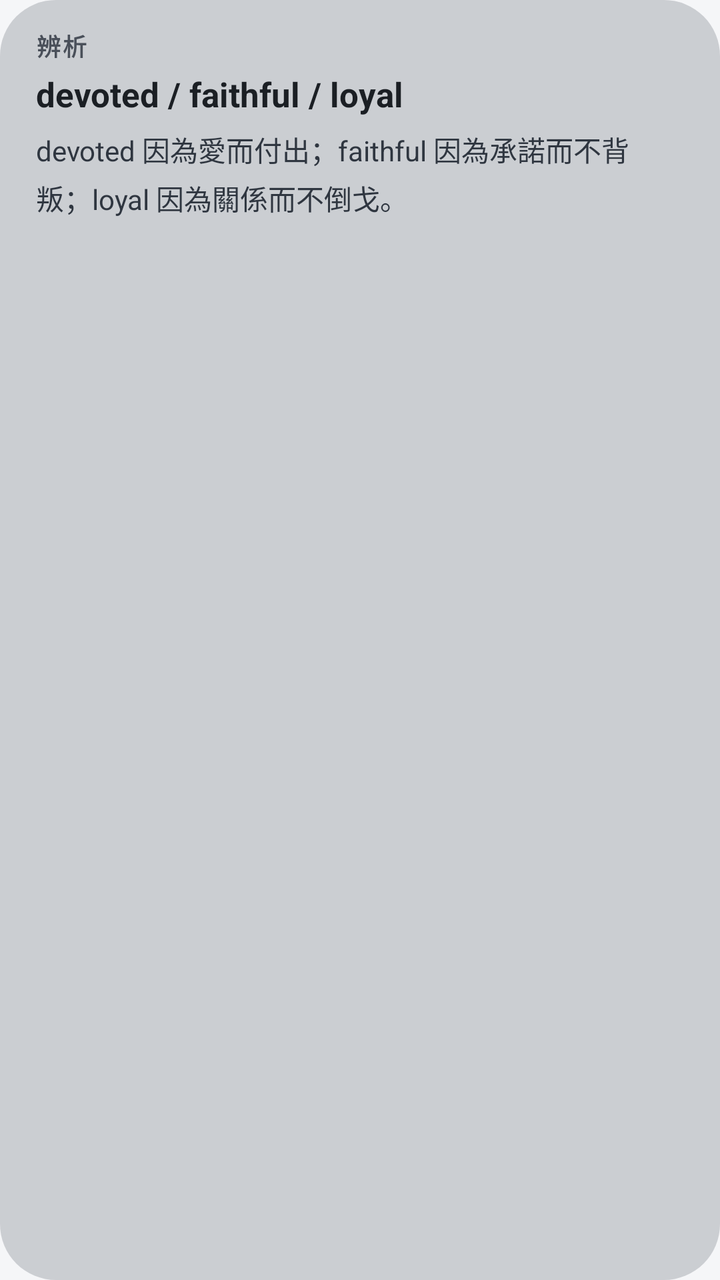
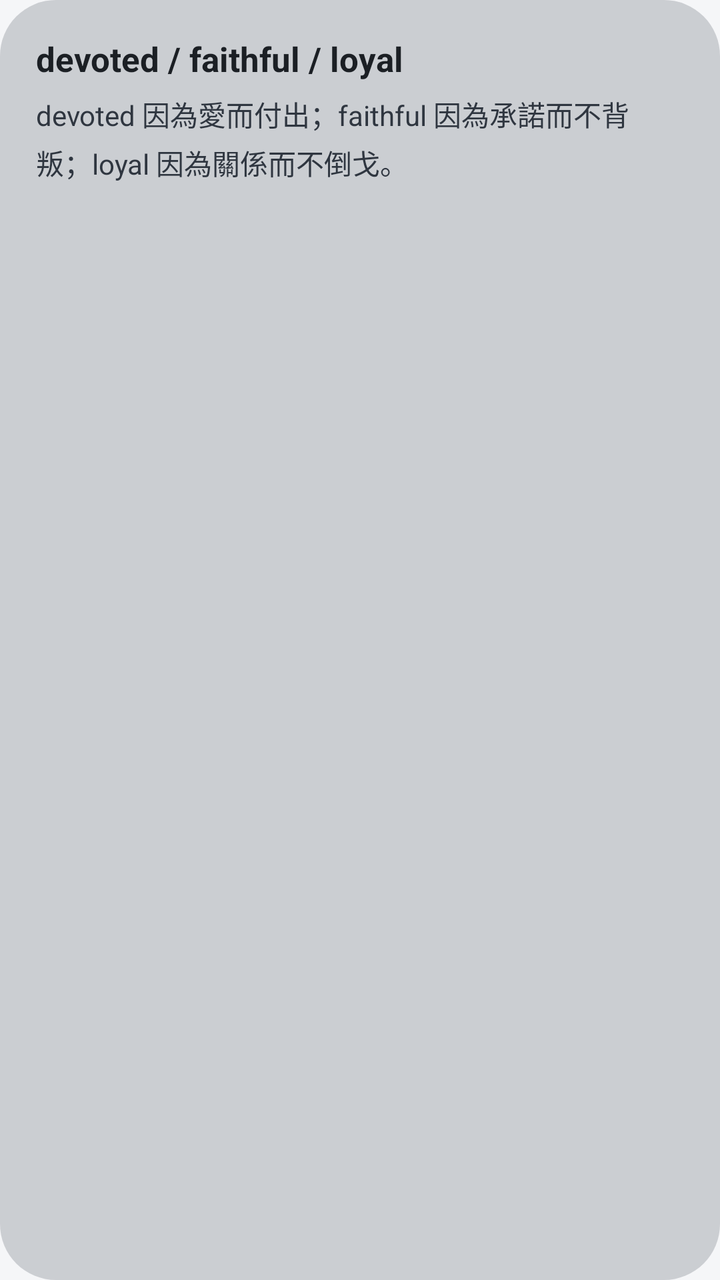

An Android layout rendered at two revisions. The XML below is the earlier revision; the diff shows what the commit changed to produce the second picture.
<!-- AndroidManifest.xml: application theme AppTheme -->
<!-- res/layout/widget_preview.xml -->
<?xml version="1.0" encoding="utf-8"?>
<LinearLayout xmlns:android="http://schemas.android.com/apk/res/android"
    android:layout_width="match_parent"
    android:layout_height="match_parent"
    android:background="@drawable/widget_bg"
    android:orientation="vertical"
    android:paddingStart="18dp"
    android:paddingTop="14dp"
    android:paddingEnd="18dp"
    android:paddingBottom="14dp">

    <TextView
        android:layout_width="wrap_content"
        android:layout_height="wrap_content"
        android:letterSpacing="0.08"
        android:text="@string/preview_type"
        android:textColor="@color/widget_label"
        android:textSize="12sp"
        android:textStyle="bold" />

    <TextView
        android:layout_width="match_parent"
        android:layout_height="wrap_content"
        android:layout_marginTop="4dp"
        android:maxLines="2"
        android:text="@string/preview_title"
        android:textColor="@color/fg"
        android:textSize="17sp"
        android:textStyle="bold" />

    <TextView
        android:layout_width="match_parent"
        android:layout_height="wrap_content"
        android:layout_marginTop="6dp"
        android:lineSpacingMultiplier="1.2"
        android:maxLines="4"
        android:text="@string/preview_core"
        android:textColor="@color/fg_soft"
        android:textSize="14sp" />
</LinearLayout>
<!-- resources referenced by this layout -->
<resources>
  <color name="fg">#1B1F24</color>
  <color name="fg_soft">#2F3640</color>
  <color name="widget_label">#4A505A</color>
  <!-- drawable widget_bg (drawable) -->
  <?xml version="1.0" encoding="utf-8"?>
  <shape xmlns:android="http://schemas.android.com/apk/res/android" android:shape="rectangle">
      <solid android:color="@color/widget_bg" />
      <corners android:radius="28dp" />
  </shape>
  <string name="preview_core">devoted 因為愛而付出；faithful 因為承諾而不背叛；loyal 因為關係而不倒戈。</string>
  <string name="preview_title">devoted / faithful / loyal</string>
  <string name="preview_type">辨析</string>
  <style name="AppTheme" parent="android:Theme.Material.Light.NoActionBar">
          <item name="android:windowBackground">@color/bg</item>
          <item name="android:statusBarColor">@color/bg</item>
          <item name="android:navigationBarColor">@color/bg</item>
          <item name="android:windowLightStatusBar">true</item>
          <item name="android:windowLightNavigationBar">true</item>
          <item name="android:colorAccent">@color/accent</item>
      </style>
  <color name="widget_bg">#DCC6C8CD</color>
  <color name="bg">#F5F6F8</color>
  <color name="accent">#3A3F47</color>
</resources>

<!-- the commit's change to res/layout/widget_preview.xml (unified diff, before → after) -->
@@ -9,14 +9,6 @@
     android:paddingEnd="18dp"
     android:paddingBottom="14dp">
 
-    <TextView
-        android:layout_width="wrap_content"
-        android:layout_height="wrap_content"
-        android:letterSpacing="0.08"
-        android:text="@string/preview_type"
-        android:textColor="@color/widget_label"
-        android:textSize="12sp"
-        android:textStyle="bold" />
 
     <TextView
         android:layout_width="match_parent"
<!-- resource entries referenced after the edit -->
@@ -2,7 +2,6 @@
 <resources>
   <color name="fg">#1B1F24</color>
   <color name="fg_soft">#2F3640</color>
-  <color name="widget_label">#4A505A</color>
   <!-- drawable widget_bg (drawable) -->
   <?xml version="1.0" encoding="utf-8"?>
   <shape xmlns:android="http://schemas.android.com/apk/res/android" android:shape="rectangle">
@@ -11,7 +10,6 @@
   </shape>
   <string name="preview_core">devoted 因為愛而付出；faithful 因為承諾而不背叛；loyal 因為關係而不倒戈。</string>
   <string name="preview_title">devoted / faithful / loyal</string>
-  <string name="preview_type">辨析</string>
   <style name="AppTheme" parent="android:Theme.Material.Light.NoActionBar">
           <item name="android:windowBackground">@color/bg</item>
           <item name="android:statusBarColor">@color/bg</item>
